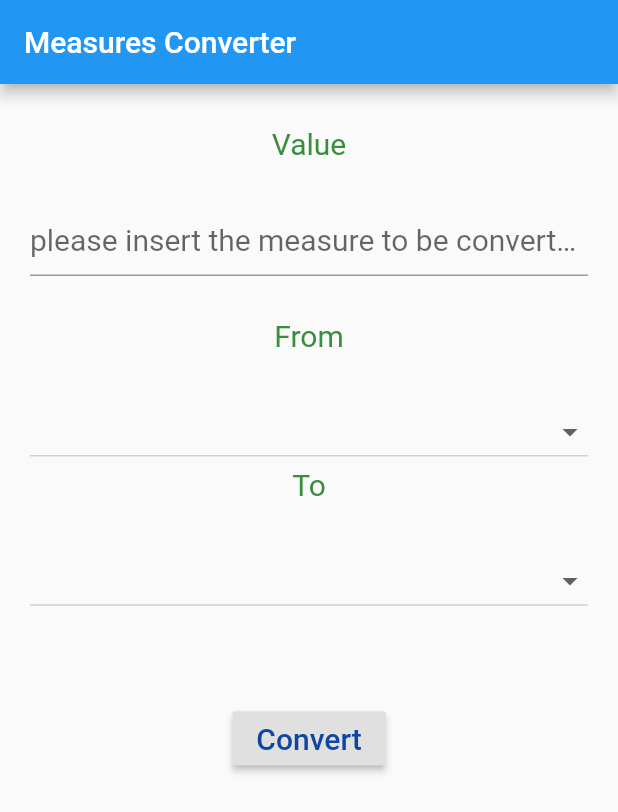
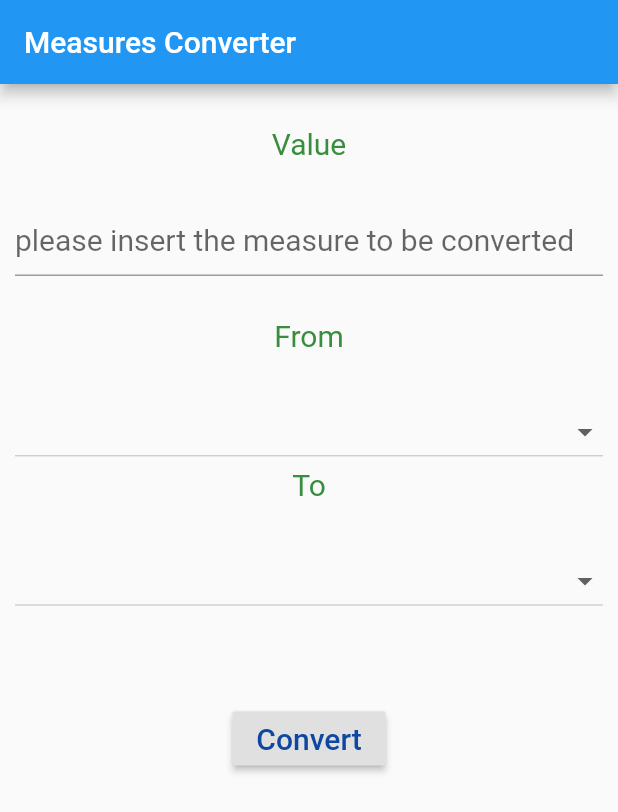
Before and after one commit to MuhamadHaydar/Flutter-Project, a Flutter app: the screen it shows after launch, on a phone screen of 412 x 824 dp. Shown: the top 812 px of the screen. Run offline on Flutter 3.47's test engine with Material 2 defaults, Android fonts, the phone set to English and light mode, and no system bars; our stand-ins replace fluttertoast.

Commit message:
Complete the Measures Converter project.

```diff
--- a/unit_converter/lib/main.dart
+++ b/unit_converter/lib/main.dart
@@ -9,6 +9,7 @@ class MyApp extends StatefulWidget {
 }
 
 class _MyAppState extends State<MyApp> {
+  // The input number.
   double _numberForm;
 
   // Whole measures.
@@ -74,14 +75,18 @@ class _MyAppState extends State<MyApp> {
     return MaterialApp(
       title: 'Measures Converter',
       home: Scaffold(
+        resizeToAvoidBottomPadding: false,
         appBar: AppBar(
           title: Text('Measures Converter'),
         ),
         body: Container(
-          padding: EdgeInsets.symmetric(horizontal: 20),
+          padding: EdgeInsets.symmetric(horizontal: 10),
           child: Column(
+            crossAxisAlignment: CrossAxisAlignment.center,
             children: <Widget>[
-              Spacer(),
+              Spacer(
+                flex: 1,
+              ),
               // Spaces is the widget used to add space.
               Text(
                 'Value',
@@ -162,7 +167,8 @@ class _MyAppState extends State<MyApp> {
                         timeInSecForIosWeb: 1,
                         backgroundColor: Colors.red,
                         textColor: Colors.white,
-                        fontSize: 16.0);
+                        fontSize: 16.0
+                    );
                   } else {
                     convert(_numberForm, _startMeasure, _convertedMeasure);
                   }
@@ -186,6 +192,7 @@ class _MyAppState extends State<MyApp> {
   }
 
 
+  // Method to convert the conversion.
   void convert(double value, String from, String to) {
     int nfrom = _measuresMap[from];
     int nto = _measuresMap[to];
```
